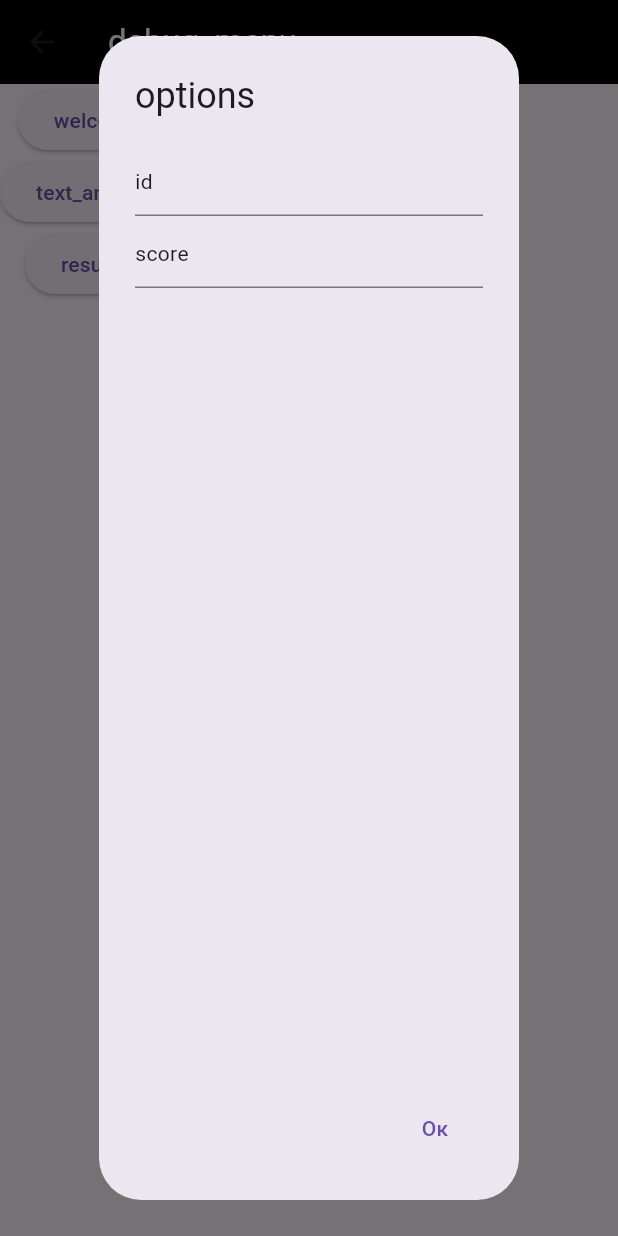
After one commit to kozegor22/Exa, a Flutter app: the DebugMenu screen opened by its route, after a tap on "results_hystory", on a phone screen of 412 x 824 dp. The commit adds this screen. Run offline on Flutter 3.47's test engine with Material 3 defaults, Android fonts, the phone set to English and light mode, and no system bars; our stand-ins replace flutter_tts, image_picker, shared_preferences; missing offline and left inert: dart_openai; accounts and stored records are empty.

Commit message:
Misc changes

```diff
--- a/lib/main.dart
+++ b/lib/main.dart
@@ -2,6 +2,7 @@ import 'package:flutter/material.dart';
 import 'package:flutter_application_1/data/apikey.dart';
 import 'package:flutter_application_1/data/first_time.dart';
 import 'package:flutter_application_1/data/hystory_learned.dart';
+import 'package:flutter_application_1/pages/debug_menu/debug_menu.dart';
 import 'package:flutter_application_1/pages/home.dart';
 import 'package:flutter_application_1/pages/hystory/learned_list.dart';
 import 'package:flutter_application_1/pages/settings/settings.dart';
@@ -46,6 +47,7 @@ class _MyAppState extends State<MyApp> {
         'home': (context) => Home(),
         'learned_list': (context) => CompletedList(),
         'settings': (context) => Settings(),
+        'debug_menu': (context) => DebugMenu(),
       },
     );
   }
--- /dev/null
+++ b/lib/pages/debug_menu/debug_menu.dart
@@ -0,0 +1,103 @@
+import 'package:flutter/material.dart';
+import 'package:flutter_application_1/pages/hystory/results/results.dart';
+import 'package:flutter_application_1/pages/hystory/test/textanswer.dart';
+
+class DebugMenu extends StatefulWidget {
+  const DebugMenu({super.key});
+
+  @override
+  State<DebugMenu> createState() => _DebugMenuState();
+}
+
+class _DebugMenuState extends State<DebugMenu> {
+  @override
+  Widget build(BuildContext context) {
+    return Scaffold(
+      appBar: AppBar(
+        title: Text("debug_menu", style: TextStyle(color: Colors.white)),
+        backgroundColor: Colors.black,
+      ),
+      body: Column(
+        children: [
+          ElevatedButton(
+            onPressed: () {
+              Navigator.pushNamed(context, 'home');
+            },
+            child: Text("welcome_screen"),
+          ),
+          ElevatedButton(
+            onPressed: () {
+              Navigator.push(
+                context,
+                MaterialPageRoute(builder: (context) => TextAnswer(id: 0)),
+              );
+            },
+            child: Text("text_answer_hystory"),
+          ),
+          ElevatedButton(
+            onPressed: () async {
+              TextEditingController input = TextEditingController();
+              TextEditingController input1 = TextEditingController();
+              await showDialog(
+                context: context,
+                builder:
+                    (context) => AlertDialog(
+                      title: Text("options"),
+                      content: Column(
+                        children: [
+                          TextField(
+                            controller: input,
+                            decoration: InputDecoration(hint: Text("id")),
+                          ),
+                          TextField(
+                            controller: input1,
+                            decoration: InputDecoration(hint: Text("score")),
+                          ),
+                        ],
+                      ),
+                      actions: [
+                        TextButton(
+                          onPressed: () {
+                            Navigator.pop(context);
+                          },
+                          child: Text("Ок"),
+                        ),
+                      ],
+                    ),
+              );
+              if (input.text == "" || input1.text == "") {
+                showDialog(
+                  context: context,
+                  builder:
+                      (context) => AlertDialog(
+                        title: Text("null value"),
+                        content: TextButton(
+                          onPressed: () {
+                            Navigator.pop(context);
+                          },
+                          child: Text("Ок"),
+                        ),
+                      ),
+                );
+              } else {
+                Navigator.push(
+                  context,
+                  MaterialPageRoute(
+                    builder:
+                        (context) => Results(
+                          id: int.parse(input.text),
+                          score: int.parse(input1.text),
+                          inputType: false,
+                          feedback: ["0", "Text"],
+                        ),
+                  ),
+                );
+              }
+            },
+            child: Text("results_hystory"),
+          ),
+        ],
+      ),
+    );
+  }
+}
--- /dev/null
+++ b/lib/pages/hystory/results/result_pages/score_page.dart
@@ -0,0 +1,35 @@
+import 'package:flutter/material.dart';
+import 'package:flutter_application_1/data/hystory_learned.dart';
+
+class ScorePage extends StatefulWidget {
+  const ScorePage({super.key, required this.score});
+  final int score;
+  @override
+  State<ScorePage> createState() => _ScorePageState();
+}
+
+String grade(int score) {
+  if (score >= 85) {
+    return "Замечательно ^_^";
+  } else if (score >= 75 && score <= 84) {
+    HystoryLearned.saveLearned();
+    return "Хорошо :)";
+  } else if (score >= 55 && score <= 74) {
+    return "Надо подучить :(";
+  }
+  return "Плохо -_-'";
+}
+
+class _ScorePageState extends State<ScorePage> {
+  @override
+  Widget build(BuildContext context) {
+    return Column(
+      mainAxisAlignment: MainAxisAlignment.center,
+      mainAxisSize: MainAxisSize.min,
+      children: [
+        Center(child: Text(grade(widget.score), style: TextStyle(fontSize: 30))),
+        Center(child: Text("${widget.score}/100", style: TextStyle(fontSize: 40))),
+      ],
+    );
+  }
+}
--- /dev/null
+++ b/lib/scripts/history/check_answer.dart
@@ -0,0 +1,37 @@
+// ignore_for_file: use_build_context_synchronously
+import 'package:flutter/material.dart';
+import 'package:flutter_application_1/pages/hystory/results/results.dart';
+import 'package:flutter_application_1/scripts/history/get_ai_responce.dart';
+
+Future<void> checkAnswer(
+  String answer,
+  int id,
+  BuildContext context,
+  String apikey,
+  bool inputType,
+) async {
+  showDialog(
+    context: context,
+    builder: (context2) => AlertDialog(title: Text("ИИ обрабатывает ответ")),
+    useRootNavigator: true,
+  );
+  List<String> aifeedback = await getAiResponce(answer, apikey, id, context);
+  if (aifeedback == [""]) {
+    return;
+  }
+  final int score = int.parse(aifeedback[0]);
+  Navigator.of(context, rootNavigator: true).pop();
+  Navigator.push(
+    context,
+    MaterialPageRoute(
+      builder:
+          (context) => Results(
+            id: id,
+            score: score,
+            inputType: inputType,
+            feedback: aifeedback,
+          ),
+    ),
+  );
+  return;
+}
```
Also changed, not shown: lib/data/debug_mode.dart (added, +16 -0 lines), lib/pages/home.dart (+20 -3 lines), lib/pages/hystory/results/result_pages/ai_feedback.dart (added, +36 -0 lines), lib/pages/hystory/results/results.dart (added, +86 -0 lines), lib/pages/settings/settings.dart (+64 -1 lines), lib/pages/welcome_screen/welcome_screen.dart (+61 -5 lines), lib/scripts/check_answer.dart (deleted, +0 -110 lines), lib/scripts/history/get_ai_responce.dart (added, +86 -0 lines), 3 other files.
